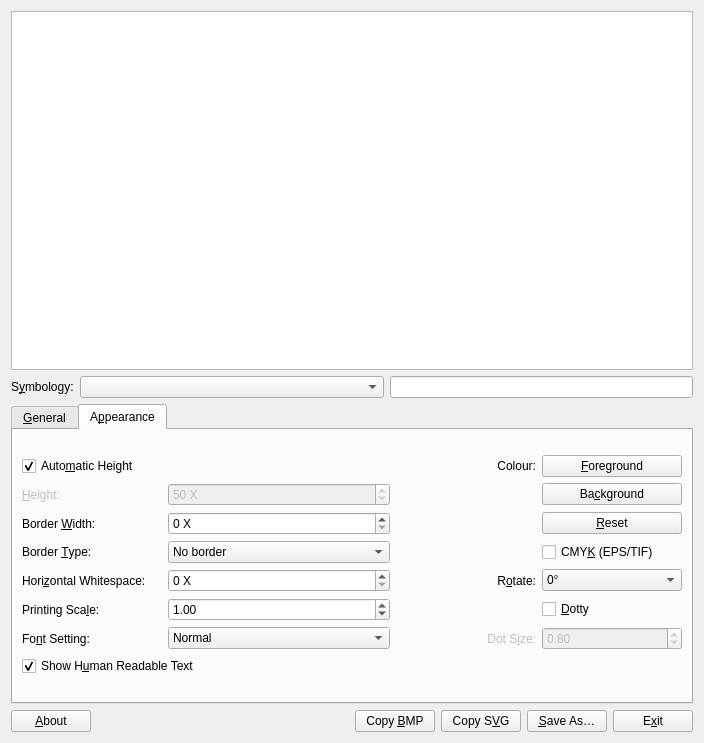
First picture: the form in frontend_qt/mainWindow.ui, repository zint/zint, before the edit.
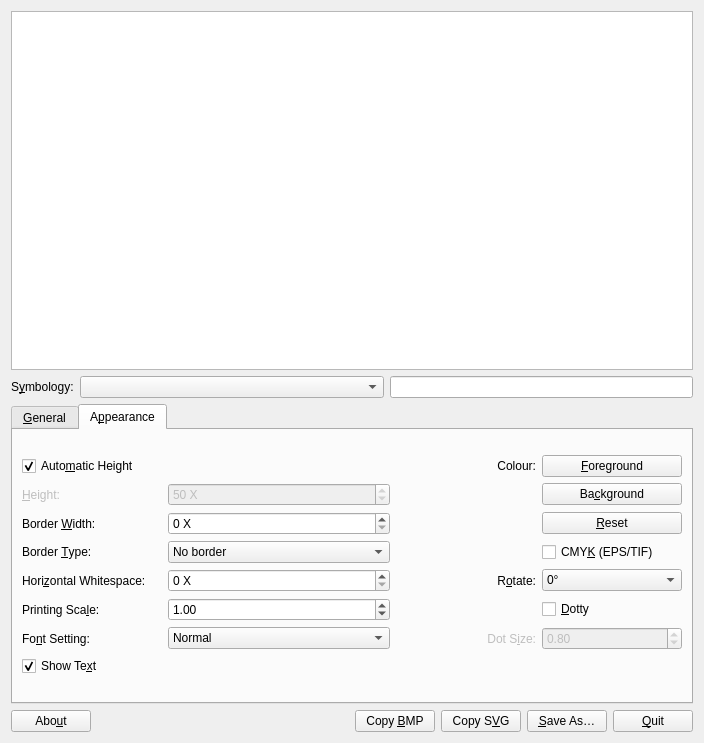
Second picture: the form after the edit. The open tabs and pages were chosen to show the change. Icons and pictures are not drawn.

Patch:
```diff
--- a/frontend_qt/mainWindow.ui
+++ b/frontend_qt/mainWindow.ui
@@ -882,7 +882,7 @@
 (ignored if disabled)</string>
                </property>
                <property name="text">
-                <string>Show H&amp;uman Readable Text</string>
+                <string>Show Te&amp;xt</string>
                </property>
                <property name="checked">
                 <bool>true</bool>
@@ -1083,7 +1083,7 @@
         <string>About Zint</string>
        </property>
        <property name="text">
-        <string>&amp;About</string>
+        <string>Abo&amp;ut</string>
        </property>
       </widget>
      </item>
@@ -1136,7 +1136,7 @@
         <string>Quit Zint Barcode Studio</string>
        </property>
        <property name="text">
-        <string>E&amp;xit</string>
+        <string>&amp;Quit</string>
        </property>
       </widget>
      </item>
```
Left out of the diff: 6 changed lines with no effect on the pictures.
